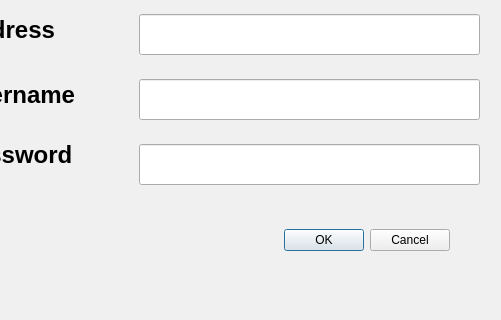
This is sign_in.ui in SonaliGaonkar/CarRentalSystem as Qt 5 draws it before an edit; both pictures show x 101 to 602 and y 276 to 596 of the 602 by 596 pixel window. The edited form follows.
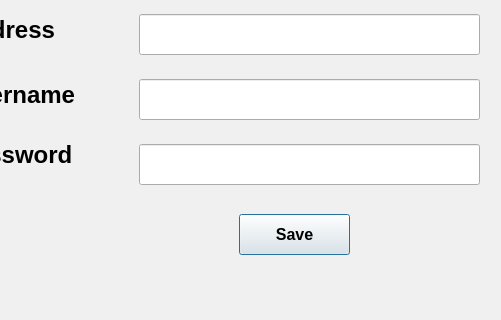
This is the edited form.

Commit message: connected sign in and login page with sqlite database

```diff
--- a/sign_in.ui
+++ b/sign_in.ui
@@ -38,9 +38,9 @@
      <colorrole role="Window">
       <brush brushstyle="SolidPattern">
        <color alpha="255">
-        <red>255</red>
-        <green>255</green>
-        <blue>127</blue>
+        <red>240</red>
+        <green>240</green>
+        <blue>240</blue>
        </color>
       </brush>
      </colorrole>
@@ -53,22 +53,6 @@
   <property name="autoFillBackground">
    <bool>true</bool>
   </property>
-  <widget class="QDialogButtonBox" name="buttonBox">
-   <property name="geometry">
-    <rect>
-     <x>210</x>
-     <y>500</y>
-     <width>341</width>
-     <height>32</height>
-    </rect>
-   </property>
-   <property name="orientation">
-    <enum>Qt::Horizontal</enum>
-   </property>
-   <property name="standardButtons">
-    <set>QDialogButtonBox::Cancel|QDialogButtonBox::Ok</set>
-   </property>
-  </widget>
   <widget class="QLabel" name="label">
    <property name="geometry">
     <rect>
@@ -233,6 +217,25 @@
     </rect>
    </property>
   </widget>
+  <widget class="QPushButton" name="pushButton">
+   <property name="geometry">
+    <rect>
+     <x>340</x>
+     <y>490</y>
+     <width>111</width>
+     <height>41</height>
+    </rect>
+   </property>
+   <property name="font">
+    <font>
+     <pointsize>12</pointsize>
+     <bold>true</bold>
+    </font>
+   </property>
+   <property name="text">
+    <string>Save</string>
+   </property>
+  </widget>
  </widget>
  <resources/>
  <connections>
```
Left out of the diff: 35 changed lines with no effect on the pictures. The commit also changes 12 other files.
